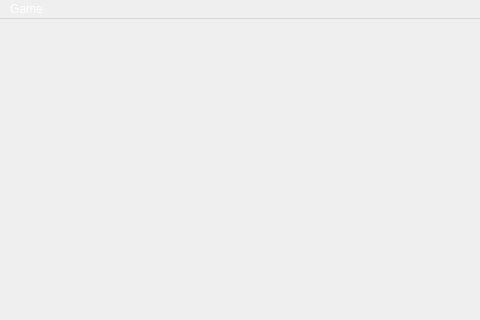
Old version of the form mainwindow.ui in the repository FastForwardTech/Battleplan; both pictures show x 0 to 480 and y 0 to 320 of the 800 by 542 pixel window.
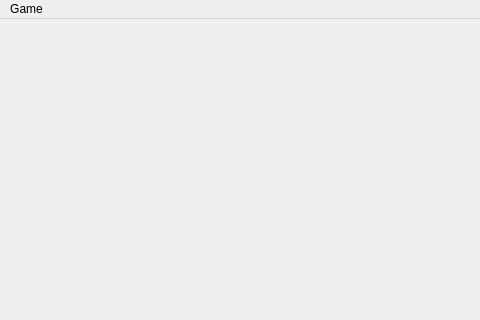
New version of the form. Icons and pictures are not drawn.

Patch:
```diff
--- a/mainwindow.ui
+++ b/mainwindow.ui
@@ -18,7 +18,9 @@
     <normaloff>../../../Downloads/page-end.png</normaloff>../../../Downloads/page-end.png</iconset>
   </property>
   <property name="styleSheet">
-   <string notr="true">background-image: url(:/abstract_bg.jpg);
+   <string notr="true">MainWindow {
+	background-image: url(:/abstract_bg.jpg);
+}
 color: white;</string>
   </property>
   <widget class="QWidget" name="centralwidget"/>
```
